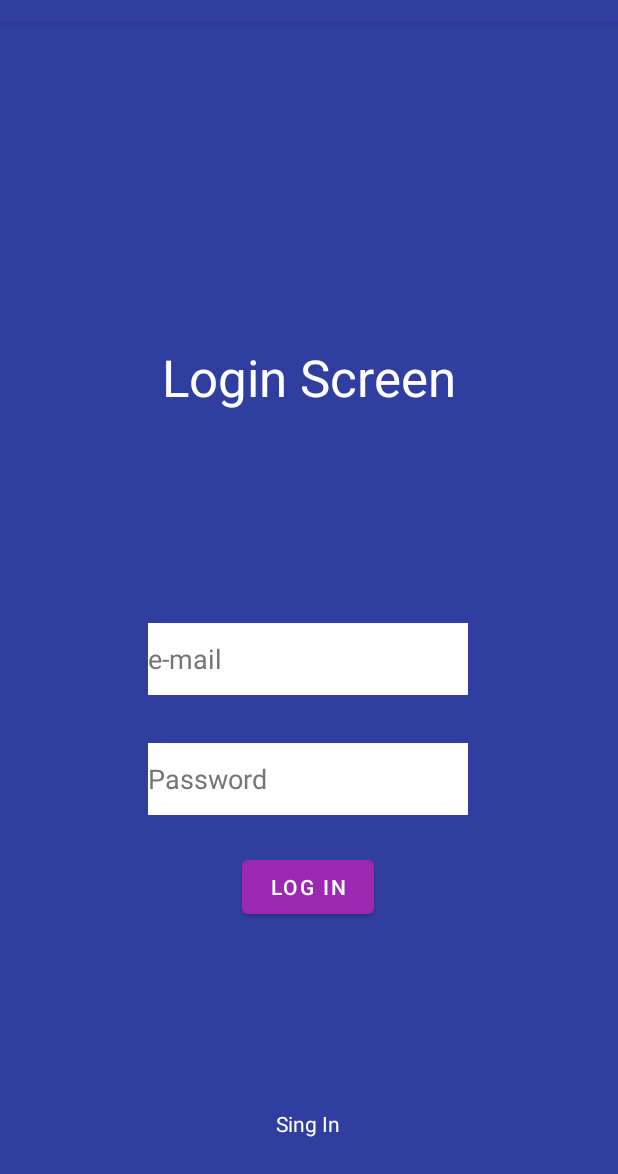
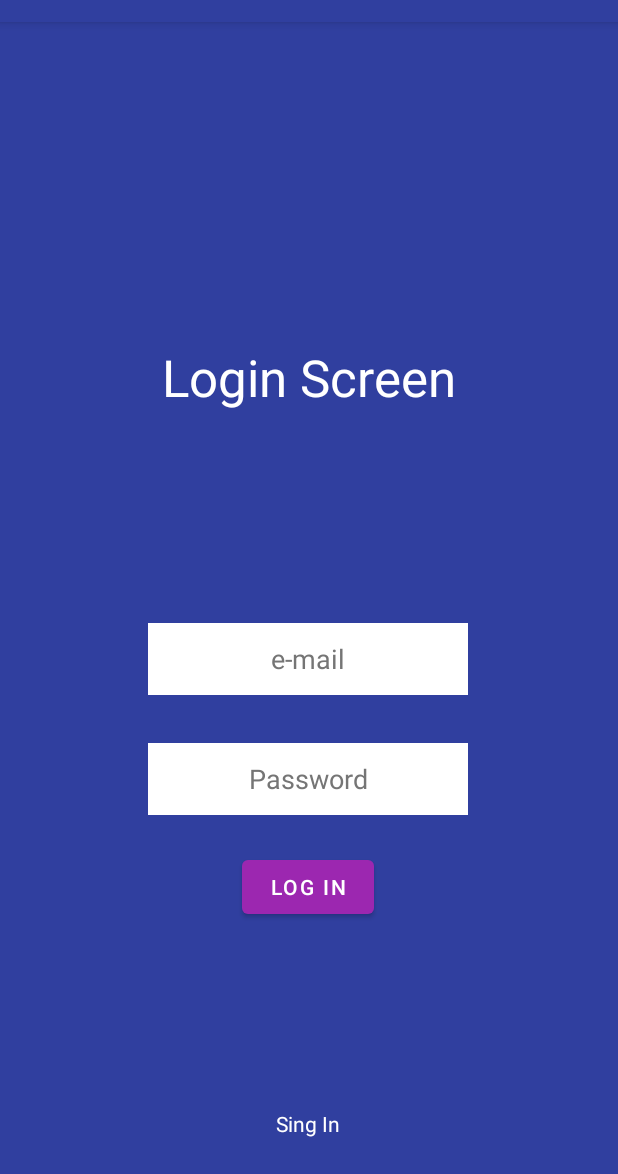
Before and after one commit to Damian-Chowanski/EngineeringThesis, an Android app: the screen it shows after launch (LoginActivity), on a phone screen of 412 x 824 dp, the part 62-1236 px from its top. Run offline under Robolectric (Android 15) with nearby library versions, the phone set to English and light mode, and no system bars.

Commit message:
few changes in login_layout

```diff
--- a/app/src/main/res/layout/activity_login.xml
+++ b/app/src/main/res/layout/activity_login.xml
@@ -12,35 +12,37 @@
         android:layout_width="wrap_content"
         android:layout_height="wrap_content"
         android:layout_marginBottom="32dp"
+        android:autofillHints=""
         android:background="@color/white"
         android:ems="10"
         android:hint="@string/emailbox_hint"
         android:inputType="textEmailAddress"
         android:minHeight="48dp"
+        android:textAlignment="center"
         android:textColor="@color/black"
         android:textColorHint="#757575"
         app:layout_constraintBottom_toTopOf="@+id/login_password"
         app:layout_constraintEnd_toEndOf="parent"
         app:layout_constraintHorizontal_bias="0.497"
-        app:layout_constraintStart_toStartOf="parent"
-        android:autofillHints="" />
+        app:layout_constraintStart_toStartOf="parent" />
 
     <EditText
         android:id="@+id/login_password"
         android:layout_width="wrap_content"
         android:layout_height="wrap_content"
         android:layout_marginBottom="24dp"
+        android:autofillHints=""
         android:background="@color/white"
         android:ems="10"
         android:hint="@string/password_textbox_hint"
         android:inputType="textPassword"
         android:minHeight="48dp"
+        android:textAlignment="center"
         android:textColorHint="#757575"
         app:layout_constraintBottom_toTopOf="@+id/login_button"
         app:layout_constraintEnd_toEndOf="parent"
         app:layout_constraintHorizontal_bias="0.497"
-        app:layout_constraintStart_toStartOf="parent"
-        android:autofillHints="" />
+        app:layout_constraintStart_toStartOf="parent" />
 
     <Button
         android:id="@+id/login_button"
```
